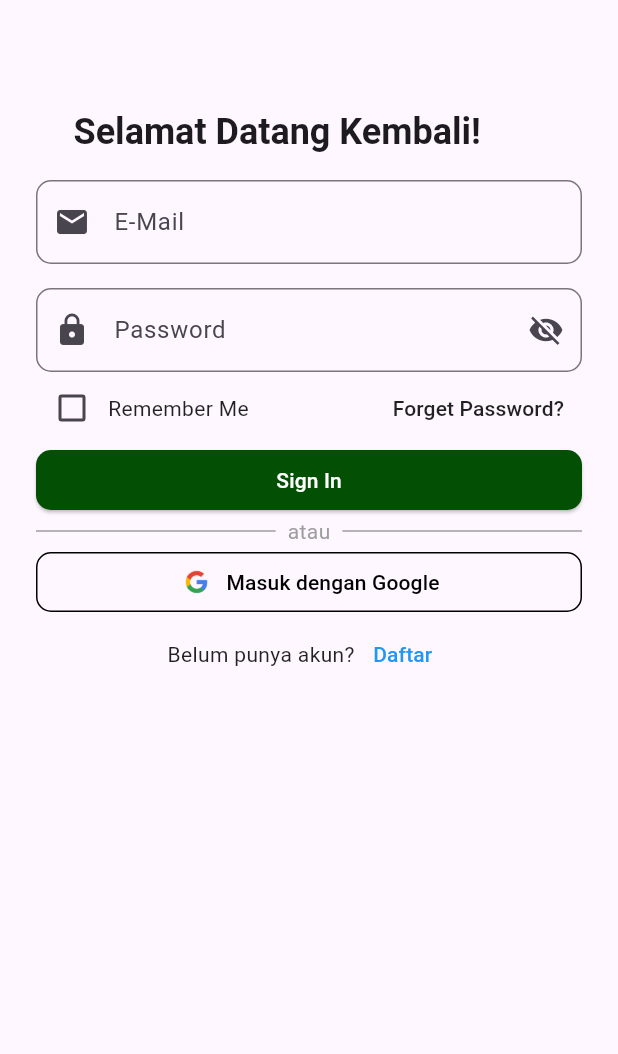
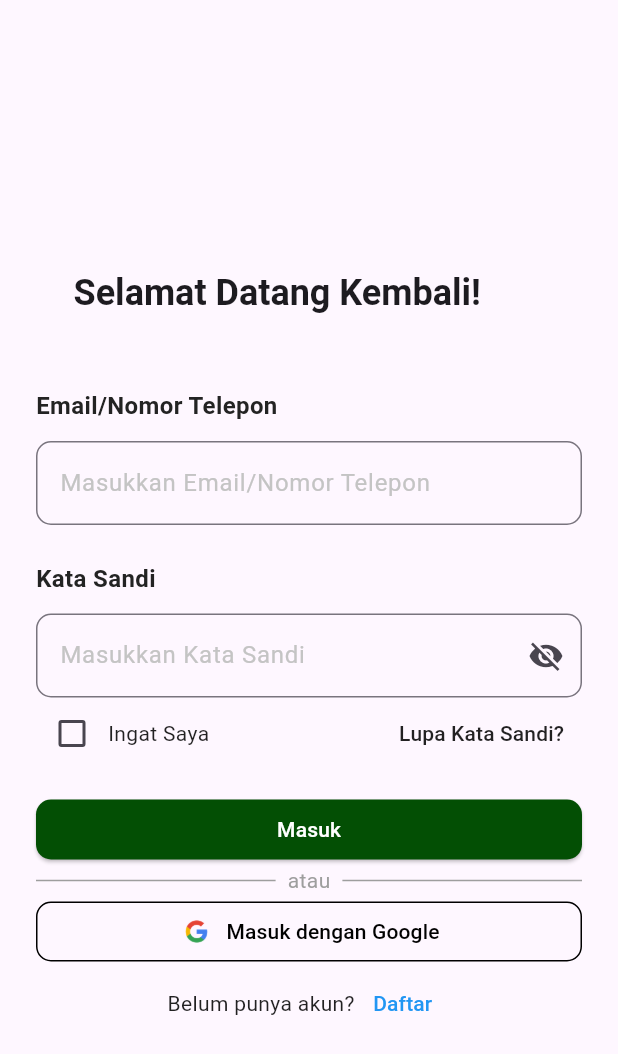
Before and after one commit to LeafLoom-PPB-MM4/LeafLoomApps, a Flutter app: the screen it shows after launch, on a phone screen of 412 x 824 dp. Shown: the top 1054 px of the screen. Run offline on Flutter 3.47's test engine with Material 3 defaults, Android fonts, the phone set to English and light mode, and no system bars; our stand-ins replace get, get_storage, logger.

Commit message:
Memperbaiki tampilan halaman login

```diff
--- a/leafloomapp/lib/features/authentication/screens/login/login.dart
+++ b/leafloomapp/lib/features/authentication/screens/login/login.dart
@@ -2,6 +2,7 @@ import 'package:flutter/material.dart';
 import 'package:leafloom/common/styles/spacing_styles.dart';
 import 'package:leafloom/features/authentication/screens/signup/signup.dart';
 import 'package:leafloom/navigation_menu.dart';
+import 'package:leafloom/utils/constants/colors.dart';
 
 import 'package:leafloom/utils/constants/sizes.dart';
 import 'package:leafloom/utils/constants/text_strings.dart'; // Import the SignUpScreen
@@ -32,7 +33,8 @@ class _LoginScreenState extends State<LoginScreen> {
   @override
   Widget build(BuildContext context) {
     return Scaffold(
-      body: SingleChildScrollView(
+      body: Center(
+        child: SingleChildScrollView(
           child: Padding(
             padding: LSpacingStyle.paddingWithAppBarHeight,
             child: Column(
@@ -48,11 +50,10 @@ class _LoginScreenState extends State<LoginScreen> {
                       Text(
                         'Selamat Datang Kembali!',
                         style: Theme.of(context).textTheme.headline5!.copyWith(
-                            fontWeight: FontWeight.bold,
-                          ),
+                            fontWeight: FontWeight.bold, fontSize: 24),
                         textAlign: TextAlign.center,
                       ),
-                    const SizedBox(height: LSizes.md),
+                      const SizedBox(height: 48),
                     ],
                   ),
                 ),
@@ -63,19 +64,35 @@ class _LoginScreenState extends State<LoginScreen> {
                     crossAxisAlignment: CrossAxisAlignment.start,
                     children: [
                       // Email/Phone Number Field
+                      const Text('Email/Nomor Telepon',
+                          style: TextStyle(
+                              color: LColors.black,
+                              fontSize: 16,
+                              fontWeight: FontWeight.w600)),
+                      const SizedBox(
+                        height: LSizes.inputFieldRadius,
+                      ),
                       TextFormField(
                         decoration: InputDecoration(
                           border: OutlineInputBorder(
                               borderRadius: BorderRadius.circular(10.0),
-                            borderSide: BorderSide(
-                                color: const Color.fromARGB(255, 3, 46, 4))),
-                        prefixIcon: Icon(Icons.email),
-                        labelText: LText.email,
+                              borderSide:
+                                  const BorderSide(color: LColors.lightGrey)),
+                          hintText: LText.email,
+                          hintStyle: const TextStyle(color: LColors.lightGrey),
                         ),
                       ),
                       const SizedBox(height: LSizes.spaceBtwInputFields),
 
                       // Password Field
+                      const Text('Kata Sandi',
+                          style: TextStyle(
+                              color: LColors.black,
+                              fontSize: 16,
+                              fontWeight: FontWeight.w600)),
+                      const SizedBox(
+                        height: LSizes.inputFieldRadius,
+                      ),
                       TextFormField(
                         obscureText: _obscureText,
                         decoration: InputDecoration(
@@ -83,8 +100,8 @@ class _LoginScreenState extends State<LoginScreen> {
                               borderRadius: BorderRadius.circular(10.0),
                               borderSide: BorderSide(
                                   color: const Color.fromARGB(255, 3, 46, 4))),
-                        prefixIcon: Icon(Icons.lock),
-                        labelText: LText.password,
+                          hintText: LText.password,
+                          hintStyle: const TextStyle(color: LColors.lightGrey),
                           suffixIcon: IconButton(
                             icon: Icon(
                               _obscureText
@@ -106,7 +123,7 @@ class _LoginScreenState extends State<LoginScreen> {
                                 value: _rememberMe,
                                 onChanged: _toggleRememberMe,
                               ),
-                            Text(
+                              const Text(
                                 LText.rememberMe,
                                 style: TextStyle(color: Colors.black87),
                               ),
@@ -122,6 +139,9 @@ class _LoginScreenState extends State<LoginScreen> {
                             ),
                           ),
                         ],
+                      ),
+                      SizedBox(
+                        height: LSizes.spaceBtwItems,
                       ),
 
                       // Sign In Button
@@ -151,7 +171,7 @@ class _LoginScreenState extends State<LoginScreen> {
 
                       // Divider
 
-                    Row(
+                      const Row(
                         children: [
                           Expanded(
                             child: Divider(
@@ -159,7 +179,7 @@ class _LoginScreenState extends State<LoginScreen> {
                             ),
                           ),
                           Padding(
-                          padding: const EdgeInsets.symmetric(horizontal: 8),
+                            padding: EdgeInsets.symmetric(horizontal: 8),
                             child: Text(
                               'atau',
                               style: TextStyle(color: Colors.grey),
@@ -236,6 +256,7 @@ class _LoginScreenState extends State<LoginScreen> {
             ),
           ),
         ),
+      ),
     );
   }
 }
--- a/leafloomapp/lib/utils/constants/colors.dart
+++ b/leafloomapp/lib/utils/constants/colors.dart
@@ -50,6 +50,6 @@ class LColors {
   static const Color darkGrey = Color(0xFF939393);
   static const Color grey = Color(0xFFE0E0E0);
   static const Color softGrey = Color(0xFFF4F4F4);
-  static const Color lightGrey = Color(0xFFF9F9F9);
+  static const Color lightGrey = Color(0xFFC4C4C4);
   static const Color white = Color(0xFFFFFFFF);
 }
--- a/leafloomapp/lib/utils/constants/sizes.dart
+++ b/leafloomapp/lib/utils/constants/sizes.dart
@@ -49,7 +49,7 @@ class LSizes {
 
   //input field
   static const double inputFieldRadius = 12.0;
-  static const double spaceBtwInputFields = 16.0;
+  static const double spaceBtwInputFields = 24.0;
 
   //card sizes
   static const double cardRadiusLg = 16.0;
--- a/leafloomapp/lib/utils/constants/text_strings.dart
+++ b/leafloomapp/lib/utils/constants/text_strings.dart
@@ -28,14 +28,14 @@ class LText {
   //authentikasi form teks
   static const firstName = "First Name";
   static const lastName = "Last Name";
-  static const email = "E-Mail";
-  static const password = "Password";
+  static const email = "Masukkan Email/Nomor Telepon";
+  static const password = "Masukkan Kata Sandi";
   static const newPassword = "New Password";
   static const username = "Username";
   static const phoneNo = "Phone Number";
-  static const rememberMe = "Remember Me";
-  static const forgetPassword = "Forget Password?";
-  static const signIn = "Sign In";
+  static const rememberMe = "Ingat Saya";
+  static const forgetPassword = "Lupa Kata Sandi?";
+  static const signIn = "Masuk";
   static const createAccount = "Create Account";
   static const orSignInWith = "or sign in with";
   static const orSignUpWith = "or sign up with";
```
Also changed, not shown: leafloomapp/pubspec.yaml (+9 -12 lines), leafloomapp/pubspec.lock. Lines whose indentation alone changed are shown as unchanged.
